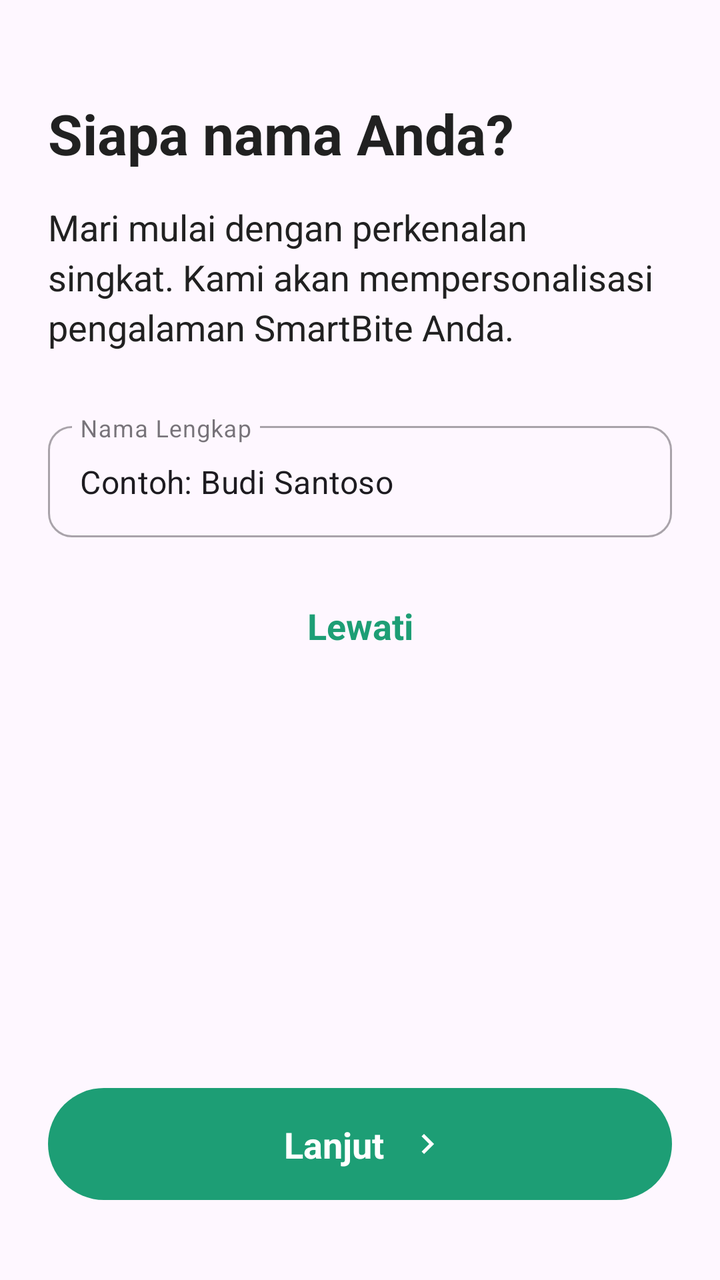
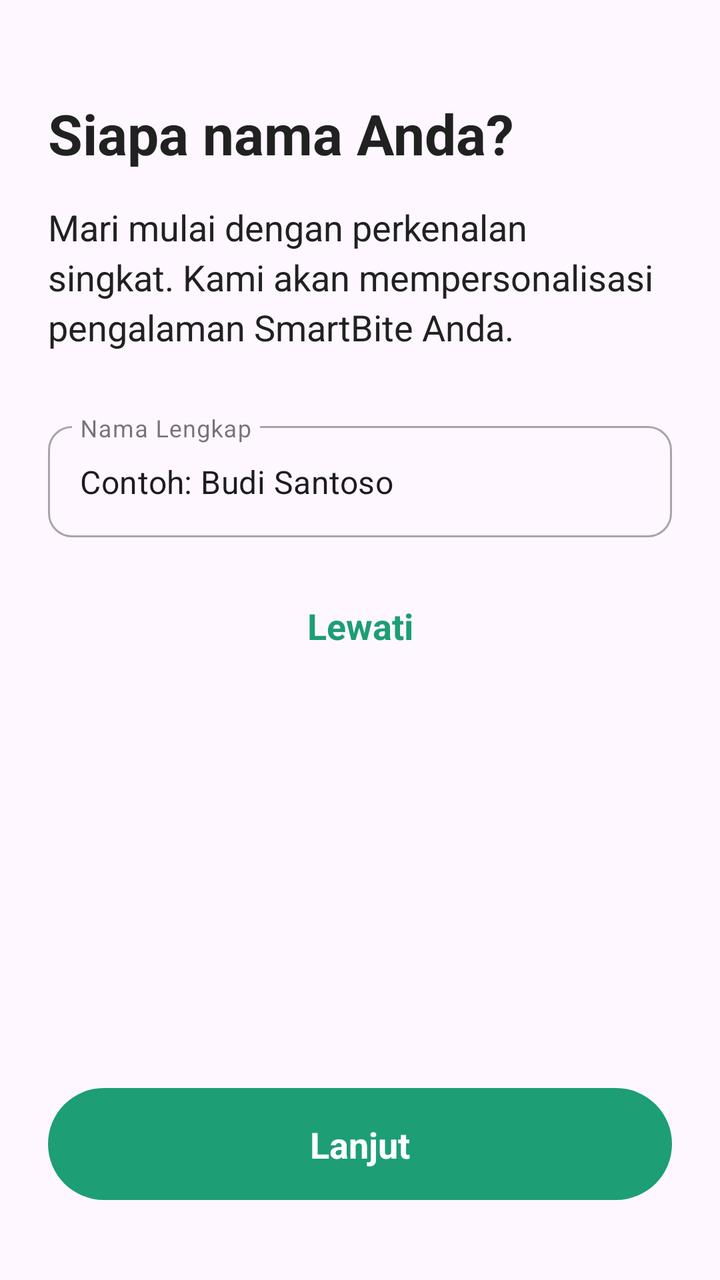

Two renders of the same Android screen: before a commit and after it. Below are the layout's source before the change and the commit's diff.
<!-- AndroidManifest.xml: application theme Theme.SmartBite -->
<!-- res/layout/fragment_onboarding_name.xml -->
<?xml version="1.0" encoding="utf-8"?>
<androidx.constraintlayout.widget.ConstraintLayout xmlns:android="http://schemas.android.com/apk/res/android"
    xmlns:app="http://schemas.android.com/apk/res-auto"
    xmlns:tools="http://schemas.android.com/tools"
    android:layout_width="match_parent"
    android:layout_height="match_parent"
    android:padding="24dp">

    <TextView
        android:id="@+id/tv_title"
        android:layout_width="match_parent"
        android:layout_height="wrap_content"
        android:layout_marginTop="24dp"
        android:text="Siapa nama Anda?"
        android:textColor="@color/text_primary"
        android:textSize="28sp"
        android:textStyle="bold"
        app:layout_constraintTop_toTopOf="parent" />

    <TextView
        android:id="@+id/tv_subtitle"
        android:layout_width="match_parent"
        android:layout_height="wrap_content"
        android:layout_marginTop="16dp"
        android:lineSpacingExtra="4sp"
        android:text="Mari mulai dengan perkenalan singkat. Kami akan mempersonalisasi pengalaman SmartBite Anda."
        android:textColor="@color/text_primary"
        android:textSize="18sp"
        app:layout_constraintTop_toBottomOf="@id/tv_title" />

    <com.google.android.material.textfield.TextInputLayout
        android:id="@+id/til_name"
        style="@style/Widget.MaterialComponents.TextInputLayout.OutlinedBox"
        android:layout_width="match_parent"
        android:layout_height="wrap_content"
        android:layout_marginTop="32dp"
        android:hint="Nama Lengkap"
        app:boxCornerRadiusBottomEnd="12dp"
        app:boxCornerRadiusBottomStart="12dp"
        app:boxCornerRadiusTopEnd="12dp"
        app:boxCornerRadiusTopStart="12dp"
        app:layout_constraintTop_toBottomOf="@id/tv_subtitle">

        <com.google.android.material.textfield.TextInputEditText
            android:id="@+id/edt_name"
            android:layout_width="match_parent"
            android:layout_height="wrap_content"
            android:inputType="textPersonName"
            android:text="Contoh: Budi Santoso" />
    </com.google.android.material.textfield.TextInputLayout>

    <TextView
        android:id="@+id/btn_skip"
        android:layout_width="wrap_content"
        android:layout_height="wrap_content"
        android:layout_marginTop="24dp"
        android:padding="8dp"
        android:text="Lewati"
        android:textColor="@color/brand_green"
        android:textSize="18sp"
        android:textStyle="bold"
        app:layout_constraintEnd_toEndOf="parent"
        app:layout_constraintStart_toStartOf="parent"
        app:layout_constraintTop_toBottomOf="@id/til_name" />

    <androidx.constraintlayout.widget.ConstraintLayout
        android:id="@+id/btn_next"
        android:layout_width="match_parent"
        android:layout_height="56dp"
        android:layout_marginBottom="16dp"
        android:background="@drawable/onboarding_button_bg"
        android:clickable="true"
        android:focusable="true"
        app:layout_constraintBottom_toBottomOf="parent">

        <TextView
            android:layout_width="wrap_content"
            android:layout_height="wrap_content"
            android:text="Lanjut"
            android:textColor="@color/white"
            android:textSize="18sp"
            android:textStyle="bold"
            app:layout_constraintBottom_toBottomOf="parent"
            app:layout_constraintEnd_toEndOf="parent"
            app:layout_constraintHorizontal_bias="0.45"
            app:layout_constraintStart_toStartOf="parent"
            app:layout_constraintTop_toTopOf="parent" />

        <ImageView
            android:layout_width="20dp"
            android:layout_height="20dp"
            android:layout_marginStart="8dp"
            android:src="@drawable/ic_chevron_right"
            app:layout_constraintBottom_toBottomOf="parent"
            app:layout_constraintStart_toEndOf="@id/guideline_center"
            app:layout_constraintTop_toTopOf="parent"
            app:tint="@color/white" />

        <androidx.constraintlayout.widget.Guideline
            android:id="@+id/guideline_center"
            android:layout_width="wrap_content"
            android:layout_height="wrap_content"
            android:orientation="vertical"
            app:layout_constraintGuide_percent="0.55" />

    </androidx.constraintlayout.widget.ConstraintLayout>

</androidx.constraintlayout.widget.ConstraintLayout>
<!-- resources referenced by this layout -->
<resources>
  <color name="brand_green">#1D9E75</color>
  <color name="text_primary">#212121</color>
  <color name="white">#FFFFFFFF</color>
  <!-- drawable ic_chevron_right (drawable) -->
  <?xml version="1.0" encoding="utf-8"?>
  <vector xmlns:android="http://schemas.android.com/apk/res/android"
      android:width="24dp"
      android:height="24dp"
      android:viewportWidth="24"
      android:viewportHeight="24">
      <path
          android:fillColor="#9E9E9E"
          android:pathData="M10,6L8.59,7.41L13.17,12l-4.58,4.59L10,18l6,-6z" />
  </vector>
  <!-- drawable onboarding_button_bg (drawable) -->
  <?xml version="1.0" encoding="utf-8"?>
  <ripple xmlns:android="http://schemas.android.com/apk/res/android"
      android:color="#40FFFFFF">
      <item>
          <shape android:shape="rectangle">
              <solid android:color="@color/brand_green" />
              <corners android:radius="100dp" />
          </shape>
      </item>
  </ripple>
  <style name="Theme.SmartBite" parent="Theme.Material3.DayNight.NoActionBar">
          
          <item name="colorPrimary">@color/purple_500</item>
          <item name="colorOnPrimary">@color/white</item>
          
          <item name="colorSecondary">@color/teal_200</item>
          <item name="colorOnSecondary">@color/black</item>
          
          <item name="colorSecondaryContainer">@color/nav_glow_green</item>
          <item name="colorOnSecondaryContainer">@color/nav_active_green</item>
          
          <item name="android:statusBarColor">@android:color/transparent</item>
          <item name="android:navigationBarColor">@android:color/transparent</item>
          <item name="android:windowLayoutInDisplayCutoutMode" tools:targetApi="o_mr1">shortEdges</item>
          
      </style>
  <color name="purple_500">#3F7E03</color>
  <color name="teal_200">#FF03DAC5</color>
  <color name="black">#FF000000</color>
  <color name="nav_glow_green">#1A34A853</color>
  <color name="nav_active_green">#34A853</color>
</resources>

<!-- the commit's change to res/layout/fragment_onboarding_name.xml (unified diff, before → after) -->
@@ -82,26 +82,8 @@
             android:textStyle="bold"
             app:layout_constraintBottom_toBottomOf="parent"
             app:layout_constraintEnd_toEndOf="parent"
-            app:layout_constraintHorizontal_bias="0.45"
             app:layout_constraintStart_toStartOf="parent"
             app:layout_constraintTop_toTopOf="parent" />
-
-        <ImageView
-            android:layout_width="20dp"
-            android:layout_height="20dp"
-            android:layout_marginStart="8dp"
-            android:src="@drawable/ic_chevron_right"
-            app:layout_constraintBottom_toBottomOf="parent"
-            app:layout_constraintStart_toEndOf="@id/guideline_center"
-            app:layout_constraintTop_toTopOf="parent"
-            app:tint="@color/white" />
-
-        <androidx.constraintlayout.widget.Guideline
-            android:id="@+id/guideline_center"
-            android:layout_width="wrap_content"
-            android:layout_height="wrap_content"
-            android:orientation="vertical"
-            app:layout_constraintGuide_percent="0.55" />
 
     </androidx.constraintlayout.widget.ConstraintLayout>
 
<!-- resource entries referenced after the edit -->
@@ -3,17 +3,6 @@
   <color name="brand_green">#1D9E75</color>
   <color name="text_primary">#212121</color>
   <color name="white">#FFFFFFFF</color>
-  <!-- drawable ic_chevron_right (drawable) -->
-  <?xml version="1.0" encoding="utf-8"?>
-  <vector xmlns:android="http://schemas.android.com/apk/res/android"
-      android:width="24dp"
-      android:height="24dp"
-      android:viewportWidth="24"
-      android:viewportHeight="24">
-      <path
-          android:fillColor="#9E9E9E"
-          android:pathData="M10,6L8.59,7.41L13.17,12l-4.58,4.59L10,18l6,-6z" />
-  </vector>
   <!-- drawable onboarding_button_bg (drawable) -->
   <?xml version="1.0" encoding="utf-8"?>
   <ripple xmlns:android="http://schemas.android.com/apk/res/android"
